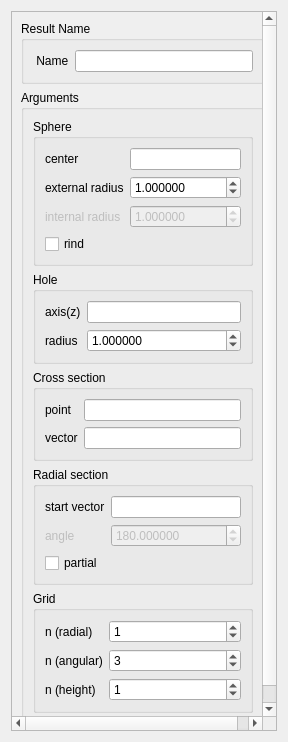
The window that src/HEXABLOCKGUI/MakeHemiSphere_QTD.ui (SalomePlatform/hexablock) describes before a commit, drawn with Qt 5.
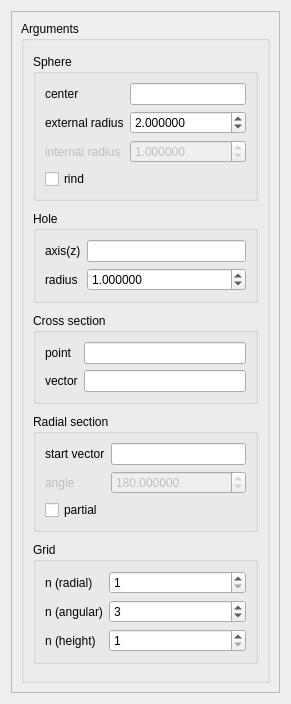
The same window after the commit.

The edit to the form file:
```diff
--- a/src/HEXABLOCKGUI/MakeHemiSphere_QTD.ui
+++ b/src/HEXABLOCKGUI/MakeHemiSphere_QTD.ui
@@ -6,19 +6,19 @@
    <rect>
     <x>0</x>
     <y>0</y>
-    <width>288</width>
-    <height>742</height>
+    <width>291</width>
+    <height>704</height>
    </rect>
   </property>
   <property name="sizePolicy">
-   <sizepolicy hsizetype="Preferred" vsizetype="Minimum">
+   <sizepolicy hsizetype="Preferred" vsizetype="Preferred">
     <horstretch>0</horstretch>
     <verstretch>0</verstretch>
    </sizepolicy>
   </property>
   <property name="minimumSize">
    <size>
-    <width>285</width>
+    <width>0</width>
     <height>0</height>
    </size>
   </property>
@@ -39,49 +39,11 @@
        <rect>
         <x>0</x>
         <y>0</y>
-        <width>266</width>
-        <height>720</height>
+        <width>269</width>
+        <height>682</height>
        </rect>
       </property>
       <layout class="QVBoxLayout" name="verticalLayout">
-       <item>
-        <widget class="QGroupBox" name="groupBox_3">
-         <property name="sizePolicy">
-          <sizepolicy hsizetype="Preferred" vsizetype="Fixed">
-           <horstretch>0</horstretch>
-           <verstretch>0</verstretch>
-          </sizepolicy>
-         </property>
-         <property name="title">
-          <string>Result Name</string>
-         </property>
-         <layout class="QFormLayout" name="formLayout">
-          <item row="0" column="0">
-           <widget class="QLabel" name="label_15">
-            <property name="text">
-             <string> Name</string>
-            </property>
-           </widget>
-          </item>
-          <item row="0" column="1">
-           <widget class="QLineEdit" name="name_le">
-            <property name="sizePolicy">
-             <sizepolicy hsizetype="Expanding" vsizetype="Fixed">
-              <horstretch>0</horstretch>
-              <verstretch>0</verstretch>
-             </sizepolicy>
-            </property>
-            <property name="maximumSize">
-             <size>
-              <width>16777215</width>
-              <height>16777215</height>
-             </size>
-            </property>
-           </widget>
-          </item>
-         </layout>
-        </widget>
-       </item>
        <item>
         <widget class="QGroupBox" name="groupBox">
          <property name="title">
@@ -145,7 +107,7 @@
                 <double>1000000000.000000000000000</double>
                </property>
                <property name="value">
-                <double>1.000000000000000</double>
+                <double>2.000000000000000</double>
                </property>
               </widget>
              </item>
@@ -419,6 +381,9 @@
                  <verstretch>0</verstretch>
                 </sizepolicy>
                </property>
+               <property name="minimum">
+                <number>1</number>
+               </property>
                <property name="maximum">
                 <number>1000000</number>
                </property>
@@ -442,6 +407,9 @@
                  <verstretch>0</verstretch>
                 </sizepolicy>
                </property>
+               <property name="minimum">
+                <number>1</number>
+               </property>
                <property name="maximum">
                 <number>1000000</number>
                </property>
@@ -465,6 +433,9 @@
                  <verstretch>0</verstretch>
                 </sizepolicy>
                </property>
+               <property name="minimum">
+                <number>1</number>
+               </property>
                <property name="maximum">
                 <number>1000000</number>
                </property>
```
Left out of the diff: 9 changed lines with no effect on the pictures.
